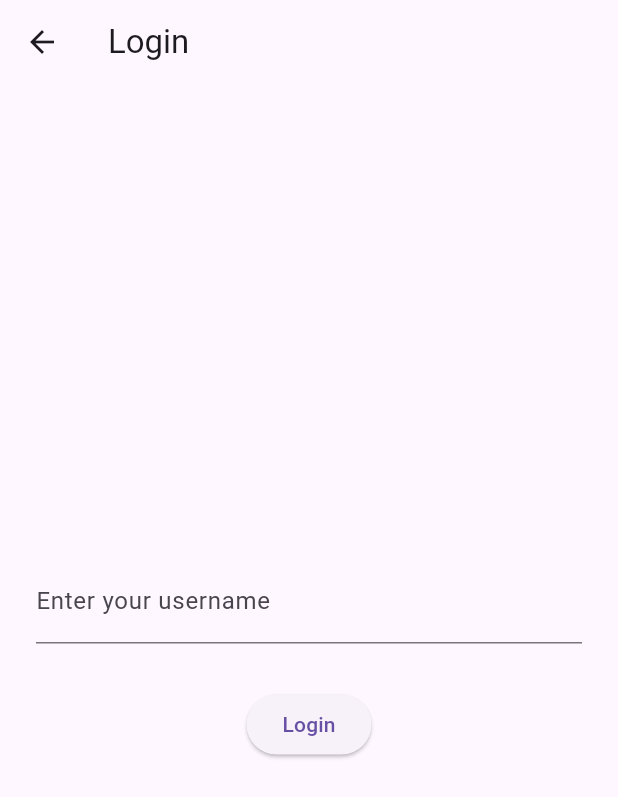
After one commit to TylerBPham-scu/FoodFinder, a Flutter app: the LoginScreen screen opened directly, on a phone screen of 412 x 824 dp. The commit adds this screen. Shown: the top 797 px of the screen. Run offline on Flutter 3.47's test engine with Material 3 defaults, Android fonts, the light colour scheme and no system bars; our stand-ins replace flutter_card_swiper; network calls fail; project files that could hold a hidden picture were left out.

Commit message:
added user fields

```diff
--- /dev/null
+++ b/food_app/lib/User_files/login.dart
@@ -0,0 +1,98 @@
+import 'dart:convert';
+import 'package:flutter/material.dart';
+import 'package:http/http.dart' as http;
+import 'package:food_app/main.dart'; // update if needed
+import 'package:food_app/food_cards/food_swiper.dart';
+class UserItem {
+  final String id;
+  final String name;
+  final String avatarUrl;
+
+  UserItem({
+    required this.id,
+    required this.name,
+    required this.avatarUrl,
+  });
+}
+
+class LoginScreen extends StatefulWidget {
+  const LoginScreen({super.key});
+
+  @override
+  State<LoginScreen> createState() => _LoginScreenState();
+}
+
+class _LoginScreenState extends State<LoginScreen> {
+  final _usernameController = TextEditingController();
+  bool _isLoading = false;
+  String? _error;
+
+  Future<void> _handleLogin() async {
+    setState(() {
+      _isLoading = true;
+      _error = null;
+    });
+
+    final username = _usernameController.text.trim();
+
+    try {
+      final response = await http.post(
+        Uri.parse('http://127.0.0.1:5000/login'),
+        headers: {'Content-Type': 'application/json'},
+        body: jsonEncode({'username': username}),
+      );
+
+      if (response.statusCode == 200) {
+        final data = jsonDecode(response.body);
+        final user = UserItem(
+          id: data['id'],
+          name: data['name'],
+          avatarUrl: data['avatarUrl'],
+        );
+
+        Navigator.pushReplacement(
+          context,
+          MaterialPageRoute(
+            builder: (_) => FoodCardSwiperScreen(user: user),
+          ),
+        );
+      } else {
+        final error = jsonDecode(response.body)['error'] ?? 'Login failed';
+        setState(() => _error = error);
+      }
+    } catch (e) {
+      setState(() => _error = 'Login failed: $e');
+    } finally {
+      setState(() => _isLoading = false);
+    }
+  }
+
+  @override
+  Widget build(BuildContext context) {
+    return Scaffold(
+      appBar: AppBar(title: const Text("Login")),
+      body: Padding(
+        padding: const EdgeInsets.all(24.0),
+        child: Column(
+          mainAxisAlignment: MainAxisAlignment.center,
+          children: [
+            TextField(
+              controller: _usernameController,
+              decoration: const InputDecoration(labelText: 'Enter your username'),
+            ),
+            const SizedBox(height: 20),
+            if (_error != null)
+              Text(_error!, style: const TextStyle(color: Colors.red)),
+            const SizedBox(height: 10),
+            _isLoading
+                ? const CircularProgressIndicator()
+                : ElevatedButton(
+                    onPressed: _handleLogin,
+                    child: const Text('Login'),
+                  ),
+          ],
+        ),
+      ),
+    );
+  }
+}
```
Also changed, not shown: food_app/lib/services/foodapp.json (added, +13 -0 lines), food_app/lib/food_cards/food_swiper.dart (line endings or trailing spaces), 2 other files.
